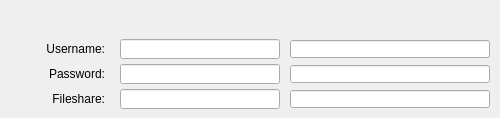
Before: the Qt Designer form RigakuApp/op/ui/ADRigakuCorrections.ui in BCDA-APS/ADRigaku, drawn with Qt 5.
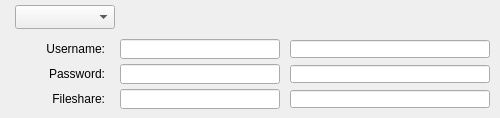
After: the same form once the commit is applied. Custom widgets are drawn as their Qt base class.

Commit message: Updates from testing with Rigaku vendors

The edit to the form file:
```diff
--- a/RigakuApp/op/ui/ADRigakuCorrections.ui
+++ b/RigakuApp/op/ui/ADRigakuCorrections.ui
@@ -514,29 +514,36 @@
      <enum>QFrame::NoFrame</enum>
     </property>
    </widget>
-   <widget class="caChoice" name="cachoice">
+   <widget class="caMenu" name="camenu">
     <property name="geometry">
      <rect>
-      <x>5</x>
-      <y>10</y>
+      <x>15</x>
+      <y>5</y>
       <width>100</width>
-      <height>20</height>
+      <height>24</height>
      </rect>
     </property>
     <property name="channel" stdset="0">
      <string notr="true">$(P)$(R)Corrections</string>
     </property>
-    <property name="stackingMode" stdset="0">
-     <enum>caChoice::Column</enum>
+    <property name="colorMode">
+     <enum>caMenu::Static</enum>
+    </property>
+    <property name="background">
+     <color>
+      <red>155</red>
+      <green>223</green>
+      <blue>255</blue>
+     </color>
     </property>
    </widget>
   </widget>
  </widget>
  <customwidgets>
   <customwidget>
-   <class>caChoice</class>
-   <extends>QWidget</extends>
-   <header>caChoice</header>
+   <class>caMenu</class>
+   <extends>QComboBox</extends>
+   <header>caMenu</header>
   </customwidget>
   <customwidget>
    <class>caTextEntry</class>
```
Left out of the diff: 6 changed lines with no effect on the pictures. The commit also changes 5 other files.
